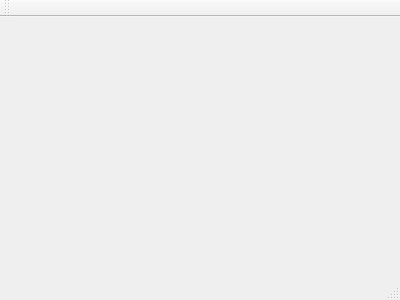
gotolafa/ScreenDetect, file Autotest/frame.ui: the form before one commit.
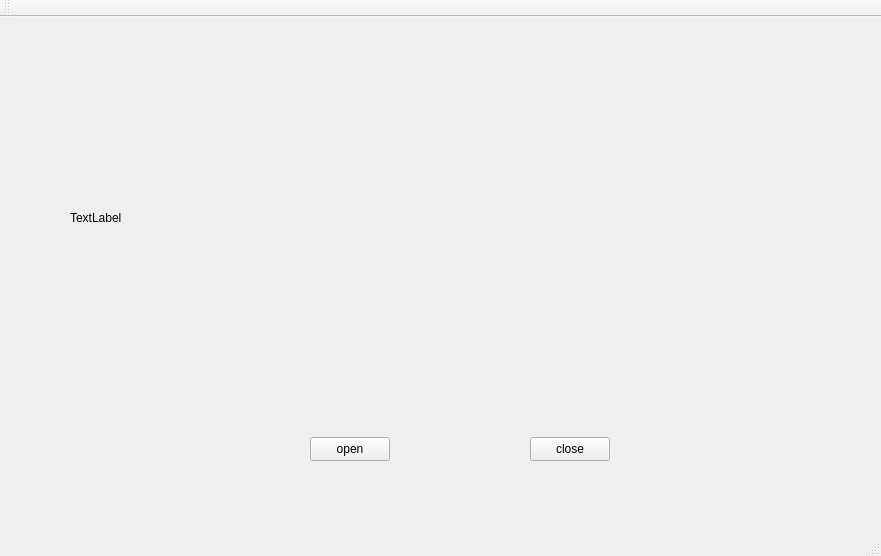
The form after the commit.

```diff
--- a/Autotest/frame.ui
+++ b/Autotest/frame.ui
@@ -1,24 +1,79 @@
 <ui version="4.0">
- <class>frame</class>
- <widget class="QMainWindow" name="frame" >
-  <property name="geometry" >
+ <class>Frame</class>
+ <widget class="QMainWindow" name="Frame">
+  <property name="geometry">
    <rect>
     <x>0</x>
     <y>0</y>
-    <width>400</width>
-    <height>300</height>
+    <width>881</width>
+    <height>556</height>
    </rect>
   </property>
   <property name="windowTitle" >
    <string>frame</string>
   </property>
-  <widget class="QMenuBar" name="menuBar" />
-  <widget class="QToolBar" name="mainToolBar" />
-  <widget class="QWidget" name="centralWidget" />
-  <widget class="QStatusBar" name="statusBar" />
+  <widget class="QWidget" name="centralWidget">
+   <widget class="QPushButton" name="open">
+    <property name="geometry">
+     <rect>
+      <x>310</x>
+      <y>420</y>
+      <width>80</width>
+      <height>24</height>
+     </rect>
+    </property>
+    <property name="text">
+     <string>open</string>
+    </property>
+   </widget>
+   <widget class="QPushButton" name="close">
+    <property name="geometry">
+     <rect>
+      <x>530</x>
+      <y>420</y>
+      <width>80</width>
+      <height>24</height>
+     </rect>
+    </property>
+    <property name="text">
+     <string>close</string>
+    </property>
+   </widget>
+   <widget class="QLabel" name="label">
+    <property name="geometry">
+     <rect>
+      <x>70</x>
+      <y>0</y>
+      <width>711</width>
+      <height>401</height>
+     </rect>
+    </property>
+    <property name="text">
+     <string>TextLabel</string>
+    </property>
+   </widget>
+  </widget>
+  <widget class="QMenuBar" name="menuBar">
+   <property name="geometry">
+    <rect>
+     <x>0</x>
+     <y>0</y>
+     <width>881</width>
+     <height>25</height>
+    </rect>
+   </property>
+  </widget>
+  <widget class="QToolBar" name="mainToolBar">
+   <attribute name="toolBarArea">
+    <enum>TopToolBarArea</enum>
+   </attribute>
+   <attribute name="toolBarBreak">
+    <bool>false</bool>
+   </attribute>
+  </widget>
+  <widget class="QStatusBar" name="statusBar"/>
  </widget>
- <layoutDefault spacing="6" margin="11" />
- <pixmapfunction></pixmapfunction>
+ <layoutdefault spacing="6" margin="11"/>
  <resources/>
  <connections/>
 </ui>
```
Left out of the diff: 5 changed lines with no effect on the pictures.
